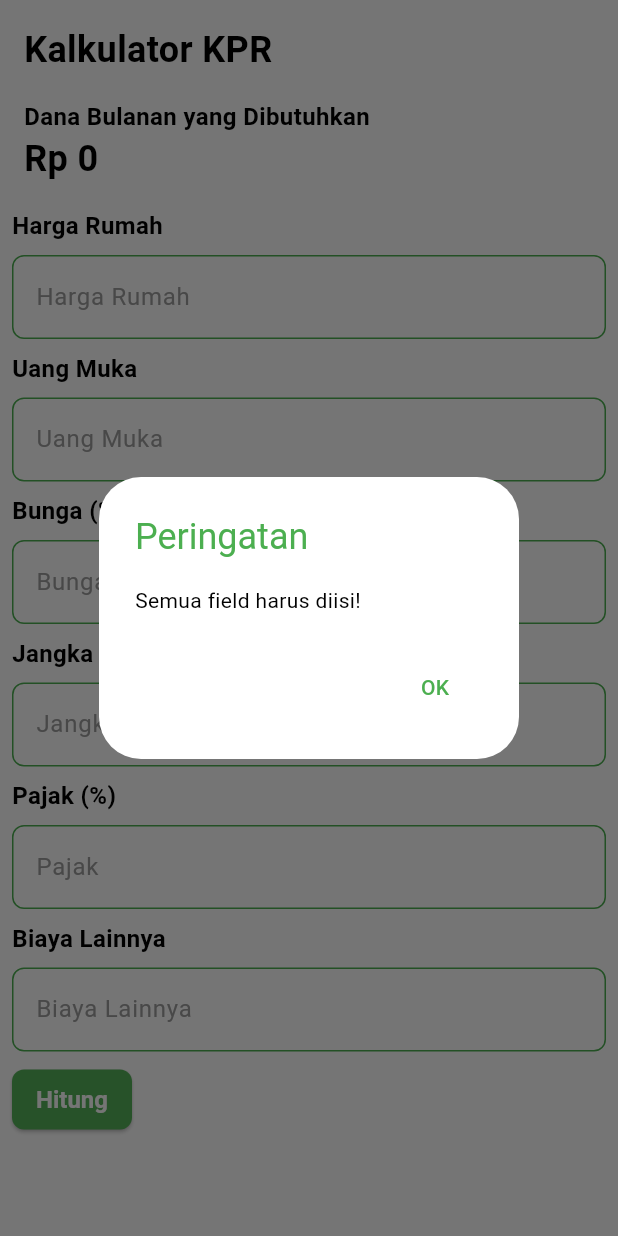
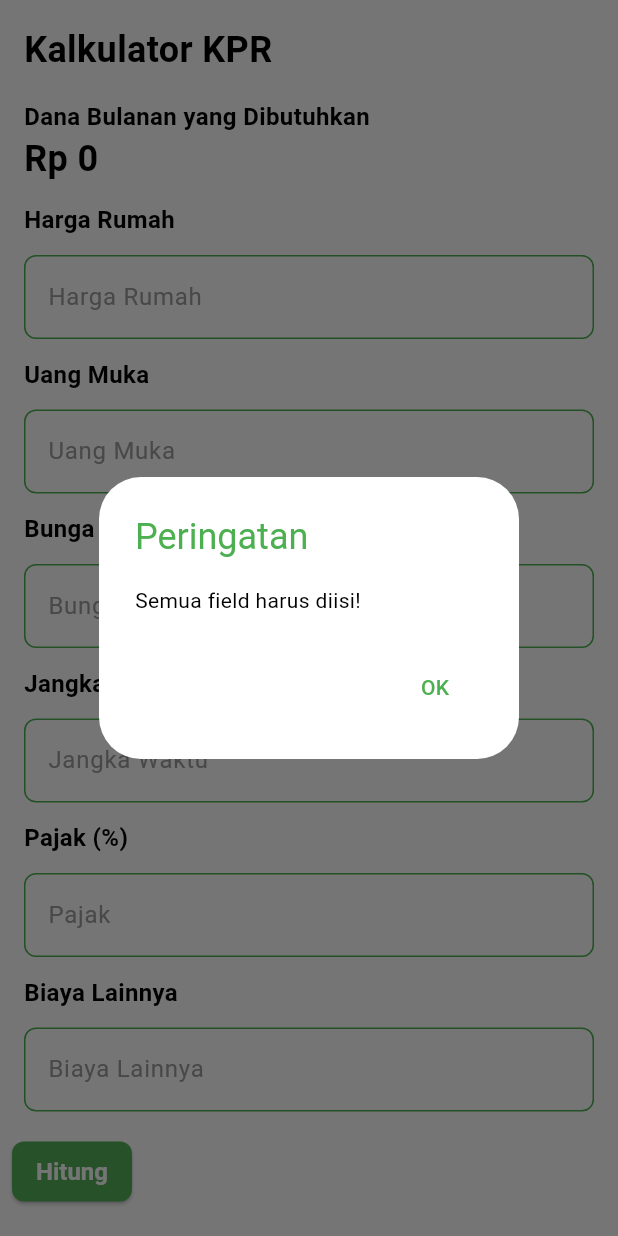
Before and after one commit to yogawilanda/flutter-basic-mid-exam, a Flutter app: the screen it shows after launch, after a tap on "Hitung", on a phone screen of 412 x 824 dp. Run offline on Flutter 3.47's test engine with Material 3 defaults, Android fonts, the phone set to English and light mode, and no system bars; our stand-ins replace flutter_local_notifications, google_fonts, image_picker, permission_handler, sqflite, video_player; accounts and stored records are empty.

Commit message:
fix : responsive on certain textfield

```diff
--- a/lib/view/module/calculator/mortgage_calculator.dart
+++ b/lib/view/module/calculator/mortgage_calculator.dart
@@ -21,20 +21,29 @@ class _MortgageCalculatorState extends State<MortgageCalculator> {
 
   @override
   Widget build(BuildContext context) {
+    // Get screen width
+    double screenWidth = MediaQuery.of(context).size.width;
+
+    // Adjust padding and font sizes based on screen width
+    double padding = screenWidth < 600 ? 8.0 : 16.0;
+    double titleFontSize = screenWidth < 600 ? 24.0 : 32.0;
+    double resultFontSize = screenWidth < 600 ? 24.0 : 32.0;
+    double inputFontSize = screenWidth < 600 ? 16.0 : 20.0;
+
     return Scaffold(
       body: SingleChildScrollView(
         child: Container(
-          padding: const EdgeInsets.all(8),
+          padding: EdgeInsets.all(padding),
           child: Column(
             crossAxisAlignment: CrossAxisAlignment.start,
             children: <Widget>[
               // Title
               Container(
-                padding: const EdgeInsets.all(8),
-                child: const Text(
+                padding: EdgeInsets.all(padding),
+                child: Text(
                   "Kalkulator KPR",
                   style: TextStyle(
-                    fontSize: 24,
+                    fontSize: titleFontSize,
                     fontWeight: FontWeight.bold,
                   ),
                 ),
@@ -42,71 +51,108 @@ class _MortgageCalculatorState extends State<MortgageCalculator> {
 
               // Monthly Payment Result
               Container(
-                padding: const EdgeInsets.all(8),
+                padding: EdgeInsets.all(padding),
                 child: Column(
                   crossAxisAlignment: CrossAxisAlignment.start,
                   children: [
-                    const Text(
+                    Text(
                       "Dana Bulanan yang Dibutuhkan",
                       style: TextStyle(
-                        fontSize: 16,
+                        fontSize: inputFontSize,
                         fontWeight: FontWeight.bold,
                       ),
                     ),
                     Text(
                       _hasilPerhitungan,
-                      style: const TextStyle(
-                        fontSize: 24,
+                      style: TextStyle(
+                        fontSize: resultFontSize,
                         fontWeight: FontWeight.bold,
                       ),
                     ),
                   ],
                 ),
               ),
-
               // Input Fields
               butir_form(
                 title: "Harga Rumah",
                 hint: "Harga Rumah",
                 controller: _hargaRumah,
                 isCurrency: true,
+                fontSize: inputFontSize,
               ),
               butir_form(
                 title: "Uang Muka",
                 hint: "Uang Muka",
                 controller: _uangMuka,
                 isCurrency: true,
+                fontSize: inputFontSize,
               ),
+              if (screenWidth > 600)
+                Row(
+                  children: [
+                    Expanded(
+                      child: butir_form(
+                        title: "Bunga (%)",
+                        hint: "Bunga",
+                        controller: _bunga,
+                        isCurrency: false,
+                        fontSize: inputFontSize,
+                      ),
+                    ),
+                    SizedBox(width: padding), // Add spacing between fields
+                    Expanded(
+                      child: butir_form(
+                        title: "Jangka Waktu (Tahun)",
+                        hint: "Jangka Waktu",
+                        controller: _jangkaWaktu,
+                        isCurrency: false,
+                        fontSize: inputFontSize,
+                      ),
+                    ),
+                  ],
+                )
+              else
+                Column(
+                  children: [
                     butir_form(
                       title: "Bunga (%)",
                       hint: "Bunga",
                       controller: _bunga,
                       isCurrency: false,
+                      fontSize: inputFontSize,
                     ),
                     butir_form(
                       title: "Jangka Waktu (Tahun)",
                       hint: "Jangka Waktu",
                       controller: _jangkaWaktu,
                       isCurrency: false,
+                      fontSize: inputFontSize,
+                    ),
+                  ],
                 ),
               butir_form(
                 title: "Pajak (%)",
                 hint: "Pajak",
                 controller: _pajak,
                 isCurrency: false,
+                fontSize: inputFontSize,
               ),
               butir_form(
                 title: "Biaya Lainnya",
                 hint: "Biaya Lainnya",
                 controller: _biayaLainnya,
                 isCurrency: true,
+                fontSize: inputFontSize,
               ),
-              const SizedBox(height: 8),
+              SizedBox(height: padding),
 
               // Calculate Button
               ElevatedButton(
                 onPressed: _calculateMortgage,
-                child: const Text("Hitung"),
+                child: Text(
+                  "Hitung",
+                  style: TextStyle(fontSize: inputFontSize),
+                ),
               ),
             ],
           ),
@@ -116,58 +162,6 @@ class _MortgageCalculatorState extends State<MortgageCalculator> {
   }
 
   // Calculate the monthly mortgage payment
-  // void _calculateMortgage() {
-  //   // Validate inputs
-  //   if (_hargaRumah.text.isEmpty ||
-  //       _uangMuka.text.isEmpty ||
-  //       _bunga.text.isEmpty ||
-  //       _jangkaWaktu.text.isEmpty ||
-  //       _pajak.text.isEmpty ||
-  //       _biayaLainnya.text.isEmpty) {
-  //     _showAlert("Semua field harus diisi!");
-  //     return;
-  //   }
-
-  //   // Parse inputs
-  //   int hargaRumah =
-  //       int.parse(_hargaRumah.text.replaceAll('.', '').replaceAll('Rp ', ''));
-  //   int uangMuka =
-  //       int.parse(_uangMuka.text.replaceAll('.', '').replaceAll('Rp ', ''));
-  //   double bunga = double.parse(_bunga.text.replaceAll('%', '')) / 100;
-  //   int jangkaWaktu = int.parse(_jangkaWaktu.text);
-  //   double pajak = double.parse(_pajak.text.replaceAll('%', '')) / 100;
-  //   int biayaLainnya =
-  //       int.parse(_biayaLainnya.text.replaceAll('.', '').replaceAll('Rp ', ''));
-
-  //   // Validate if down payment is less than house price
-  //   if (uangMuka > hargaRumah) {
-  //     _showAlert("Uang muka tidak boleh lebih besar dari harga rumah!");
-  //     return;
-  //   }
-
-  //   // Calculate loan amount
-  //   int loanAmount = hargaRumah - uangMuka;
-
-  //   // Calculate monthly interest rate and number of payments
-  //   double monthlyInterestRate = bunga / 12;
-  //   int numberOfPayments = jangkaWaktu * 12;
-
-  //   // Calculate monthly mortgage payment using the formula:
-  //   // M = P * (r * (1 + r)^n) / ((1 + r)^n - 1)
-  //   double monthlyPayment = loanAmount *
-  //       (monthlyInterestRate *
-  //           _pow(1 + monthlyInterestRate, numberOfPayments)) /
-  //       (_pow(1 + monthlyInterestRate, numberOfPayments) - 1);
-
-  //   // Add tax and other fees
-  //   double totalMonthlyPayment =
-  //       monthlyPayment + (monthlyPayment * pajak) + (biayaLainnya / 12);
-
-  //   // Format the result as IDR
-  //   setState(() {
-  //     _hasilPerhitungan = formatToIDRFormat(totalMonthlyPayment.round());
-  //   });
-  // }
   void _calculateMortgage() {
     // Validate inputs
     if (_hargaRumah.text.isEmpty ||
@@ -191,14 +185,6 @@ class _MortgageCalculatorState extends State<MortgageCalculator> {
     int biayaLainnya =
         int.parse(_biayaLainnya.text.replaceAll('.', '').replaceAll('Rp ', ''));
 
-    // Debug print input values
-    debugPrint("Harga Rumah: $hargaRumah");
-    debugPrint("Uang Muka: $uangMuka");
-    debugPrint("Bunga: $bunga");
-    debugPrint("Jangka Waktu: $jangkaWaktu tahun");
-    debugPrint("Pajak: $pajak");
-    debugPrint("Biaya Lainnya: $biayaLainnya");
-
     // Validate if down payment is less than house price
     if (uangMuka > hargaRumah) {
       _showAlert("Uang muka tidak boleh lebih besar dari harga rumah!");
@@ -207,36 +193,26 @@ class _MortgageCalculatorState extends State<MortgageCalculator> {
 
     // Calculate loan amount
     int loanAmount = hargaRumah - uangMuka;
-    debugPrint("Loan Amount (Pinjaman): $loanAmount");
 
     // Calculate monthly interest rate and number of payments
     double monthlyInterestRate = bunga / 12;
     int numberOfPayments = jangkaWaktu * 12;
-    debugPrint("Monthly Interest Rate: $monthlyInterestRate");
-    debugPrint("Number of Payments: $numberOfPayments");
 
     // Calculate monthly mortgage payment using the formula:
     // M = P * (r * (1 + r)^n) / ((1 + r)^n - 1)
-    double numerator =
-        monthlyInterestRate * _pow(1 + monthlyInterestRate, numberOfPayments);
-    double denominator = _pow(1 + monthlyInterestRate, numberOfPayments) - 1;
-    double monthlyPayment = loanAmount * (numerator / denominator);
-    debugPrint(
-        "Monthly Payment (Sebelum Pajak & Biaya Lainnya): $monthlyPayment");
+    double monthlyPayment = loanAmount *
+        (monthlyInterestRate *
+            _pow(1 + monthlyInterestRate, numberOfPayments)) /
+        (_pow(1 + monthlyInterestRate, numberOfPayments) - 1);
 
     // Add tax and other fees
     double totalMonthlyPayment =
         monthlyPayment + (monthlyPayment * pajak) + (biayaLainnya / 12);
-    debugPrint(
-        "Total Monthly Payment (Setelah Pajak & Biaya Lainnya): $totalMonthlyPayment");
 
     // Format the result as IDR
     setState(() {
       _hasilPerhitungan = formatToIDRFormat(totalMonthlyPayment.round());
     });
-
-    // Debug print final result
-    debugPrint("Hasil Perhitungan: $_hasilPerhitungan");
   }
 
   // Helper function to calculate power
@@ -270,14 +246,14 @@ class _MortgageCalculatorState extends State<MortgageCalculator> {
       context: context,
       builder: (context) {
         return AlertDialog(
-          title: const Text("Peringatan"),
+          title: Text("Peringatan"),
           content: Text(message),
           actions: [
             TextButton(
               onPressed: () {
                 Navigator.pop(context);
               },
-              child: const Text("OK"),
+              child: Text("OK"),
             ),
           ],
         );
@@ -291,21 +267,25 @@ class _MortgageCalculatorState extends State<MortgageCalculator> {
     String? hint,
     TextEditingController? controller,
     bool isCurrency = false,
+    double fontSize = 16.0,
   }) {
     return Column(
       crossAxisAlignment: CrossAxisAlignment.start,
       children: [
         Padding(
-          padding: const EdgeInsets.symmetric(vertical: 8.0),
+          // padding: const EdgeInsets.symmetric(vertical: 8.0),
+          padding: EdgeInsets.symmetric(vertical: fontSize / 4, horizontal: fontSize / 2),
           child: Text(
             title ?? "Belum ada title",
-            style: const TextStyle(
-              fontSize: 16,
+            style: TextStyle(
+              fontSize: fontSize,
               fontWeight: FontWeight.bold,
             ),
           ),
         ),
-        TextField(
+        Padding(
+          padding: const EdgeInsets.all(8.0),
+          child: TextField(
             controller: controller,
             keyboardType: TextInputType.number,
             onChanged: (value) {
@@ -323,18 +303,21 @@ class _MortgageCalculatorState extends State<MortgageCalculator> {
                 );
               }
             },
+            style: TextStyle(fontSize: fontSize),
             decoration: InputDecoration(
               hintText: hint ?? "Harga Rumah",
-            hintStyle: const TextStyle(
+              hintStyle: TextStyle(
                 color: Colors.grey,
+                fontSize: fontSize,
               ),
               border: OutlineInputBorder(
                 borderRadius: BorderRadius.circular(8),
               ),
               enabledBorder: OutlineInputBorder(
                 borderRadius: BorderRadius.circular(8),
-              borderSide: const BorderSide(
+                borderSide: BorderSide(
                   color: Colors.green,
+                ),
               ),
             ),
           ),
```
Lines whose indentation alone changed are shown as unchanged.
